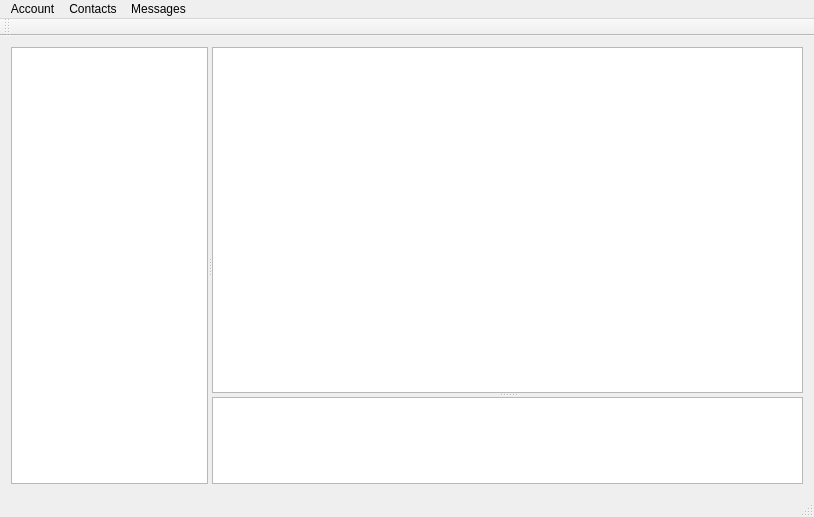
Above: mainwindow.ui from MohamedElfeky/PippipMessaging-qt before the change. Below: the same form after it.
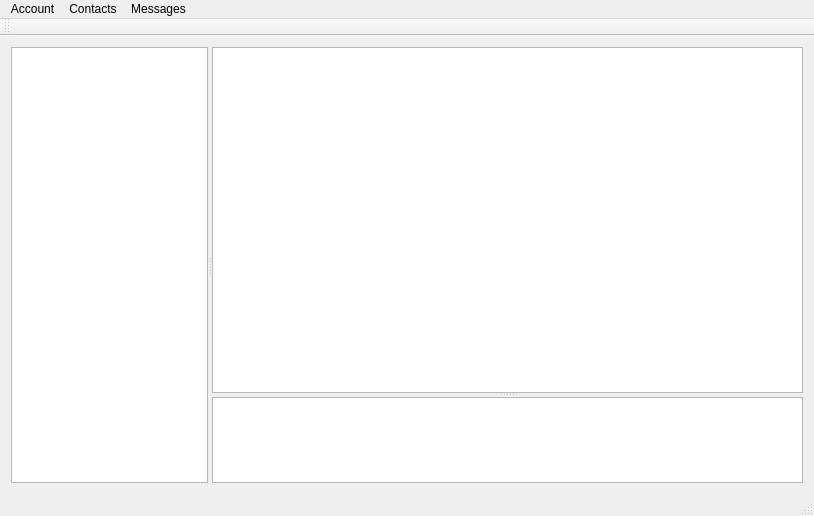
That is the form after the change. Icons and pictures are not drawn.

What changed in the file:
```diff
--- a/mainwindow.ui
+++ b/mainwindow.ui
@@ -7,7 +7,7 @@
     <x>0</x>
     <y>0</y>
     <width>814</width>
-    <height>517</height>
+    <height>516</height>
    </rect>
   </property>
   <property name="sizePolicy">
```
Left out of the diff: 8 changed lines with no effect on the pictures.
